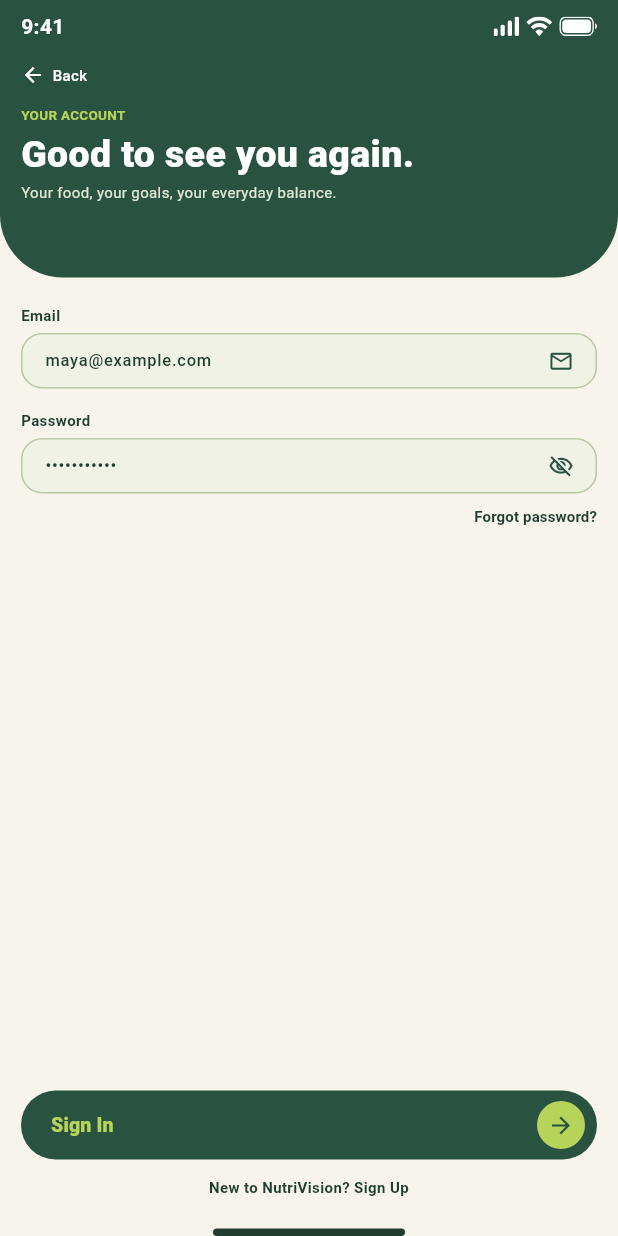
After one commit to Elboraeyy/NutriVision-Capstone-Project, a Flutter app: the SignInScreen screen opened by its route, on a phone screen of 412 x 824 dp. The commit adds this screen. Run offline on Flutter 3.47's test engine with Material 3 defaults, Android fonts, the light colour scheme and no system bars; our stand-ins replace flutter_bloc, flutter_svg, go_router.

Commit message:
add sign in screen

```diff
--- a/lib/app/router/app_router.dart
+++ b/lib/app/router/app_router.dart
@@ -1,5 +1,6 @@
 import 'package:go_router/go_router.dart';
 
+import '../../features/auth/presentation/screens/sign_in_screen.dart';
 import '../../features/splash/presentation/screens/splash_screen.dart';
 import '../../features/welcome/presentation/screens/welcome_screen.dart';
 
@@ -20,7 +21,14 @@ abstract final class AppRouter {
       GoRoute(
         path: '/welcome',
         name: 'welcome',
-        builder: (context, state) => const WelcomeScreen(),
+        builder: (context, state) => WelcomeScreen(
+          onSignIn: () => context.goNamed('sign-in'),
+        ),
+      ),
+      GoRoute(
+        path: '/sign-in',
+        name: 'sign-in',
+        builder: (context, state) => const SignInScreen(),
       ),
     ],
   );
--- /dev/null
+++ b/lib/features/auth/presentation/cubit/sign_in_cubit.dart
@@ -0,0 +1,21 @@
+import 'package:flutter_bloc/flutter_bloc.dart';
+
+class SignInState {
+  const SignInState({this.isPasswordVisible = false});
+
+  final bool isPasswordVisible;
+
+  SignInState copyWith({bool? isPasswordVisible}) {
+    return SignInState(
+      isPasswordVisible: isPasswordVisible ?? this.isPasswordVisible,
+    );
+  }
+}
+
+class SignInCubit extends Cubit<SignInState> {
+  SignInCubit() : super(const SignInState());
+
+  void togglePasswordVisibility() {
+    emit(state.copyWith(isPasswordVisible: !state.isPasswordVisible));
+  }
+}
--- /dev/null
+++ b/lib/features/auth/presentation/screens/sign_in_screen.dart
@@ -0,0 +1,138 @@
+import 'package:flutter/material.dart';
+import 'package:flutter_bloc/flutter_bloc.dart';
+import 'package:go_router/go_router.dart';
+
+import '../../../../core/theme/app_colors.dart';
+import '../cubit/sign_in_cubit.dart';
+import '../widgets/auth_action_button.dart';
+import '../widgets/auth_field.dart';
+import '../widgets/auth_header.dart';
+
+class SignInScreen extends StatefulWidget {
+  const SignInScreen({super.key});
+
+  @override
+  State<SignInScreen> createState() => _SignInScreenState();
+}
+
+class _SignInScreenState extends State<SignInScreen> {
+  final _emailController = TextEditingController(text: 'maya@example.com');
+  final _passwordController = TextEditingController(text: 'password123');
+
+  @override
+  void dispose() {
+    _emailController.dispose();
+    _passwordController.dispose();
+    super.dispose();
+  }
+
+  @override
+  Widget build(BuildContext context) {
+    return BlocProvider(
+      create: (_) => SignInCubit(),
+      child: Scaffold(
+        backgroundColor: AppColors.cream,
+        body: Column(
+          children: [
+            const AuthHeader(
+              title: 'Good to see you again.',
+              subtitle: 'Your food, your goals, your everyday balance.',
+            ),
+            Expanded(
+              child: Padding(
+                padding: const EdgeInsets.fromLTRB(14, 18, 14, 0),
+                child: Column(
+                  crossAxisAlignment: CrossAxisAlignment.stretch,
+                  children: [
+                    AuthField(
+                      label: 'Email',
+                      controller: _emailController,
+                      keyboardType: TextInputType.emailAddress,
+                      suffixIcon: const Icon(
+                        Icons.mail_outline,
+                        color: AppColors.green,
+                        size: 17,
+                      ),
+                    ),
+                    const SizedBox(height: 14),
+                    BlocBuilder<SignInCubit, SignInState>(
+                      builder: (context, state) {
+                        return AuthField(
+                          label: 'Password',
+                          controller: _passwordController,
+                          obscureText: !state.isPasswordVisible,
+                          onToggleObscure: context
+                              .read<SignInCubit>()
+                              .togglePasswordVisibility,
+                        );
+                      },
+                    ),
+                    Align(
+                      alignment: Alignment.centerRight,
+                      child: TextButton(
+                        onPressed: () {},
+                        style: TextButton.styleFrom(
+                          foregroundColor: AppColors.darkGreen,
+                          padding: const EdgeInsets.only(top: 8),
+                          minimumSize: Size.zero,
+                          tapTargetSize: MaterialTapTargetSize.shrinkWrap,
+                        ),
+                        child: const Text(
+                          'Forgot password?',
+                          style: TextStyle(
+                            fontSize: 10,
+                            fontWeight: FontWeight.w700,
+                          ),
+                        ),
+                      ),
+                    ),
+                    const Spacer(),
+                    AuthActionButton(
+                      label: 'Sign In',
+                      onPressed: () {},
+                    ),
+                    const SizedBox(height: 11),
+                    GestureDetector(
+                      onTap: () => context.go('/welcome'),
+                      child: const Text(
+                        'New to NutriVision? Sign Up',
+                        textAlign: TextAlign.center,
+                        style: TextStyle(
+                          color: AppColors.darkGreen,
+                          fontSize: 10,
+                          fontWeight: FontWeight.w700,
+                        ),
+                      ),
+                    ),
+                    const SizedBox(height: 21),
+                    const _HomeIndicator(),
+                  ],
+                ),
+              ),
+            ),
+          ],
+        ),
+      ),
+    );
+  }
+}
+
+class _HomeIndicator extends StatelessWidget {
+  const _HomeIndicator();
+
+  @override
+  Widget build(BuildContext context) {
+    return const Center(
+      child: SizedBox(
+        width: 128,
+        height: 5,
+        child: DecoratedBox(
+          decoration: BoxDecoration(
+            color: AppColors.darkGreen,
+            borderRadius: BorderRadius.all(Radius.circular(100)),
+          ),
+        ),
+      ),
+    );
+  }
+}
--- /dev/null
+++ b/lib/features/auth/presentation/widgets/auth_action_button.dart
@@ -0,0 +1,57 @@
+import 'package:flutter/material.dart';
+
+import '../../../../core/theme/app_colors.dart';
+
+class AuthActionButton extends StatelessWidget {
+  const AuthActionButton({
+    super.key,
+    required this.label,
+    this.onPressed,
+  });
+
+  final String label;
+  final VoidCallback? onPressed;
+
+  @override
+  Widget build(BuildContext context) {
+    return SizedBox(
+      height: 46,
+      child: FilledButton(
+        onPressed: onPressed,
+        style: FilledButton.styleFrom(
+          backgroundColor: AppColors.green,
+          foregroundColor: AppColors.lime,
+          padding: const EdgeInsets.only(left: 20, right: 8),
+          shape: const StadiumBorder(),
+        ),
+        child: Row(
+          mainAxisAlignment: MainAxisAlignment.spaceBetween,
+          children: [
+            Text(
+              label,
+              style: const TextStyle(
+                fontSize: 13,
+                fontWeight: FontWeight.w800,
+              ),
+            ),
+            const DecoratedBox(
+              decoration: BoxDecoration(
+                color: AppColors.lime,
+                shape: BoxShape.circle,
+              ),
+              child: SizedBox(
+                width: 32,
+                height: 32,
+                child: Icon(
+                  Icons.arrow_forward,
+                  color: AppColors.green,
+                  size: 18,
+                ),
+              ),
+            ),
+          ],
+        ),
+      ),
+    );
+  }
+}
--- /dev/null
+++ b/lib/features/auth/presentation/widgets/auth_field.dart
@@ -0,0 +1,87 @@
+import 'package:flutter/material.dart';
+
+import '../../../../core/theme/app_colors.dart';
+
+class AuthField extends StatelessWidget {
+  const AuthField({
+    super.key,
+    required this.label,
+    this.hintText,
+    this.controller,
+    this.keyboardType,
+    this.obscureText = false,
+    this.onToggleObscure,
+    this.suffixIcon,
+  });
+
+  final String label;
+  final String? hintText;
+  final TextEditingController? controller;
+  final TextInputType? keyboardType;
+  final bool obscureText;
+  final VoidCallback? onToggleObscure;
+  final Widget? suffixIcon;
+
+  @override
+  Widget build(BuildContext context) {
+    return Column(
+      crossAxisAlignment: CrossAxisAlignment.start,
+      children: [
+        Text(
+          label,
+          style: const TextStyle(
+            color: AppColors.darkGreen,
+            fontSize: 10,
+            fontWeight: FontWeight.w700,
+          ),
+        ),
+        const SizedBox(height: 5),
+        SizedBox(
+          height: 37,
+          child: TextFormField(
+            controller: controller,
+            keyboardType: keyboardType,
+            obscureText: obscureText,
+            cursorColor: AppColors.green,
+            style: const TextStyle(
+              color: AppColors.darkGreen,
+              fontSize: 11,
+              fontWeight: FontWeight.w500,
+            ),
+            decoration: InputDecoration(
+              hintText: hintText,
+              hintStyle: const TextStyle(
+                color: AppColors.mutedGreen,
+                fontSize: 11,
+              ),
+              contentPadding: const EdgeInsets.symmetric(horizontal: 12),
+              suffixIcon: suffixIcon ??
+                  (onToggleObscure == null
+                      ? null
+                      : IconButton(
+                          onPressed: onToggleObscure,
+                          icon: Icon(
+                            obscureText
+                                ? Icons.visibility_off_outlined
+                                : Icons.visibility_outlined,
+                            color: AppColors.green,
+                            size: 17,
+                          ),
+                        )),
+              filled: true,
+              fillColor: const Color(0xFFEFF2E5),
+              enabledBorder: OutlineInputBorder(
+                borderRadius: BorderRadius.circular(14),
+                borderSide: const BorderSide(color: AppColors.borderGreen),
+              ),
+              focusedBorder: OutlineInputBorder(
+                borderRadius: BorderRadius.circular(14),
+                borderSide: const BorderSide(color: AppColors.green),
+              ),
+            ),
+          ),
+        ),
+      ],
+    );
+  }
+}
--- /dev/null
+++ b/lib/features/auth/presentation/widgets/auth_header.dart
@@ -0,0 +1,98 @@
+import 'package:flutter/material.dart';
+import 'package:go_router/go_router.dart';
+
+import '../../../../core/constants/app_assets.dart';
+import '../../../../core/theme/app_colors.dart';
+import '../../../../core/widgets/design_status_bar.dart';
+
+class AuthHeader extends StatelessWidget {
+  const AuthHeader({
+    super.key,
+    required this.title,
+    required this.subtitle,
+  });
+
+  final String title;
+  final String subtitle;
+
+  @override
+  Widget build(BuildContext context) {
+    return Container(
+      height: 185,
+      width: double.infinity,
+      padding: const EdgeInsets.symmetric(horizontal: 14),
+      decoration: const BoxDecoration(
+        color: AppColors.green,
+        borderRadius: BorderRadius.only(
+          bottomLeft: Radius.circular(42),
+          bottomRight: Radius.circular(42),
+        ),
+      ),
+      child: Column(
+        crossAxisAlignment: CrossAxisAlignment.start,
+        children: [
+          const SizedBox(
+            height: 35,
+            child: DesignStatusBar(
+              assetPath: AppAssets.welcomeDeviceStatus,
+            ),
+          ),
+          GestureDetector(
+            onTap: context.pop,
+            child: const Padding(
+              padding: EdgeInsets.symmetric(vertical: 7),
+              child: Row(
+                mainAxisSize: MainAxisSize.min,
+                children: [
+                  Icon(Icons.arrow_back, color: Colors.white, size: 16),
+                  SizedBox(width: 5),
+                  Text(
+                    'Back',
+                    style: TextStyle(
+                      color: Colors.white,
+                      fontSize: 10,
+                      fontWeight: FontWeight.w500,
+                    ),
+                  ),
+                ],
+              ),
+            ),
+          ),
+          const SizedBox(height: 5),
+          const Text(
+            'YOUR ACCOUNT',
+            style: TextStyle(
+              color: AppColors.lime,
+              fontSize: 9,
+              fontWeight: FontWeight.w700,
+              letterSpacing: .2,
+            ),
+          ),
+          const SizedBox(height: 7),
+          Text(
+            title,
+            maxLines: 1,
+            overflow: TextOverflow.ellipsis,
+            style: const TextStyle(
+              color: Colors.white,
+              fontSize: 25,
+              fontWeight: FontWeight.w800,
+              height: 1,
+            ),
+          ),
+          const SizedBox(height: 8),
+          Text(
+            subtitle,
+            maxLines: 1,
+            overflow: TextOverflow.ellipsis,
+            style: const TextStyle(
+              color: AppColors.softGreen,
+              fontSize: 10,
+              height: 1.2,
+            ),
+          ),
+        ],
+      ),
+    );
+  }
+}
```
